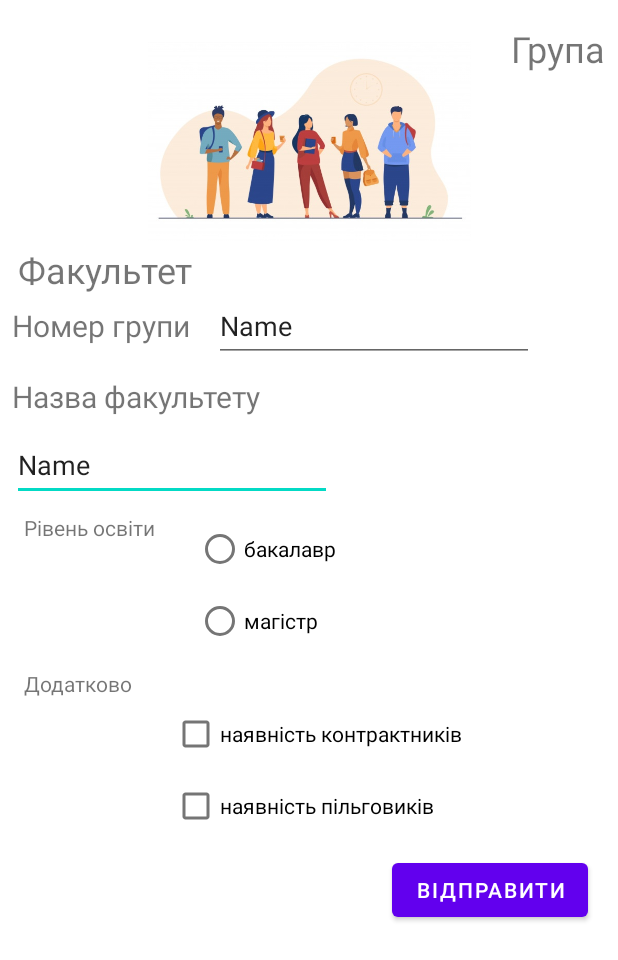
After one commit to dychkos/android_students, an Android app: the layout activity_students_group2.xml on its own in the app's theme, with its tools: preview values and no code run, on a phone screen of 412 x 824 dp. The commit adds this screen. Shown: the top 960 px of the screen. Run offline under Robolectric (Android 15) with nearby library versions, the phone set to English and light mode, and no system bars.

Commit message:
added contsrait layout

```diff
--- a/app/src/main/AndroidManifest.xml
+++ b/app/src/main/AndroidManifest.xml
@@ -9,6 +9,9 @@
         android:roundIcon="@mipmap/ic_launcher_round"
         android:supportsRtl="true"
         android:theme="@style/Theme.Students">
+        <activity
+            android:name=".StudentsGroupActivity"
+            android:exported="true" />
         <activity
             android:name=".StudentsActivity"
             android:exported="true" />
--- /dev/null
+++ b/app/src/main/res/layout/activity_students_group2.xml
@@ -0,0 +1,171 @@
+<?xml version="1.0" encoding="utf-8"?>
+
+<androidx.constraintlayout.widget.ConstraintLayout xmlns:android="http://schemas.android.com/apk/res/android"
+    xmlns:app="http://schemas.android.com/apk/res-auto"
+    xmlns:tools="http://schemas.android.com/tools"
+    android:layout_width="match_parent"
+    android:layout_height="match_parent">
+
+    <TextView
+        android:id="@+id/textFacultyName"
+        android:layout_width="wrap_content"
+        android:layout_height="wrap_content"
+        android:layout_marginStart="12dp"
+        android:text="Факультет"
+        android:textSize="24sp"
+        app:layout_constraintBottom_toBottomOf="@+id/imageView3"
+        app:layout_constraintStart_toStartOf="parent"
+        app:layout_constraintTop_toBottomOf="@+id/imageView3" />
+
+    <TextView
+        android:id="@+id/textGrpNum"
+        android:layout_width="wrap_content"
+        android:layout_height="wrap_content"
+        android:layout_marginTop="16dp"
+        android:layout_marginEnd="8dp"
+        android:text="Група"
+        android:textSize="24sp"
+        app:layout_constraintEnd_toEndOf="parent"
+        app:layout_constraintTop_toTopOf="parent" />
+
+    <TextView
+        android:id="@+id/textView3"
+        android:layout_width="wrap_content"
+        android:layout_height="wrap_content"
+        android:layout_marginStart="8dp"
+        android:layout_marginTop="24dp"
+        android:text="Номер групи"
+        android:textSize="@dimen/default_text_size"
+        app:layout_constraintStart_toStartOf="parent"
+        app:layout_constraintTop_toBottomOf="@+id/imageView3" />
+
+    <EditText
+        android:id="@+id/editTextGrpNum"
+        android:layout_width="wrap_content"
+        android:layout_height="wrap_content"
+        android:layout_marginTop="8dp"
+        android:ems="10"
+        android:inputType="textPersonName"
+        android:minHeight="48dp"
+        android:text="Name"
+        app:layout_constraintStart_toStartOf="@+id/textView4"
+        app:layout_constraintTop_toBottomOf="@+id/textView4" />
+
+    <TextView
+        android:id="@+id/textView4"
+        android:layout_width="wrap_content"
+        android:layout_height="wrap_content"
+        android:layout_marginTop="20dp"
+        android:text="Назва факультету"
+        android:textSize="@dimen/default_text_size"
+        app:layout_constraintStart_toStartOf="@+id/textView3"
+        app:layout_constraintTop_toBottomOf="@+id/textView3" />
+
+    <EditText
+        android:id="@+id/editTextFacultyText"
+        android:layout_width="wrap_content"
+        android:layout_height="wrap_content"
+        android:layout_marginStart="16dp"
+        android:ems="10"
+        android:inputType="textPersonName"
+        android:minHeight="48dp"
+        android:text="Name"
+        app:layout_constraintBottom_toBottomOf="@+id/textView3"
+        app:layout_constraintStart_toEndOf="@+id/textView3"
+        app:layout_constraintTop_toTopOf="@+id/textView3" />
+
+    <TextView
+        android:id="@+id/textView5"
+        android:layout_width="wrap_content"
+        android:layout_height="wrap_content"
+        android:layout_marginStart="16dp"
+        android:layout_marginTop="8dp"
+        android:text="Рівень освіти "
+        app:layout_constraintStart_toStartOf="parent"
+        app:layout_constraintTop_toBottomOf="@+id/editTextGrpNum"
+        />
+
+    <RadioGroup
+        android:id="@+id/radioGroup"
+        android:layout_width="0dp"
+        android:layout_height="wrap_content"
+        android:layout_marginStart="8dp"
+        android:layout_marginEnd="16dp"
+        app:layout_constraintEnd_toEndOf="parent"
+        app:layout_constraintStart_toEndOf="@+id/textView5"
+        app:layout_constraintTop_toTopOf="@+id/textView5">
+
+
+        <RadioButton
+            android:id="@+id/radioBac"
+            android:layout_width="match_parent"
+            android:layout_height="wrap_content"
+            android:layout_marginStart="16dp"
+            android:text="бакалавр"
+            app:layout_constraintStart_toEndOf="@+id/textView5"
+            app:layout_constraintTop_toTopOf="@+id/textView5" />
+
+        <RadioButton
+            android:id="@+id/radioMag"
+            android:layout_width="match_parent"
+            android:layout_height="wrap_content"
+            android:layout_marginStart="16dp"
+            android:text="магістр"
+            app:layout_constraintStart_toEndOf="@+id/textView5"
+            app:layout_constraintTop_toTopOf="@+id/textView5" />
+    </RadioGroup>
+
+    <TextView
+        android:id="@+id/textView6"
+        android:layout_width="wrap_content"
+        android:layout_height="wrap_content"
+        android:layout_marginTop="8dp"
+        android:text="Додатково"
+        app:layout_constraintStart_toStartOf="@+id/textView5"
+        app:layout_constraintTop_toBottomOf="@+id/radioGroup" />
+
+    <CheckBox
+        android:id="@+id/contract"
+        android:layout_width="0dp"
+        android:layout_height="wrap_content"
+        android:text="наявність контрактників"
+        app:layout_constraintEnd_toEndOf="@+id/radioGroup"
+        app:layout_constraintStart_toStartOf="@+id/radioGroup"
+        app:layout_constraintTop_toBottomOf="@+id/textView6" />
+
+    <CheckBox
+        android:id="@+id/pilg"
+        android:layout_width="0dp"
+        android:layout_height="wrap_content"
+        android:layout_marginTop="48dp"
+        android:text="наявність пільговиків"
+        app:layout_constraintEnd_toEndOf="parent"
+        app:layout_constraintHorizontal_bias="0.423"
+        app:layout_constraintStart_toStartOf="@+id/radioGroup"
+        app:layout_constraintTop_toBottomOf="@+id/textView6" />
+
+    <ImageView
+        android:id="@+id/imageView3"
+        android:layout_width="215dp"
+        android:layout_height="171dp"
+        android:layout_marginStart="8dp"
+        android:layout_marginTop="8dp"
+        android:layout_marginEnd="8dp"
+        app:layout_constraintEnd_toEndOf="parent"
+        app:layout_constraintStart_toStartOf="parent"
+        app:layout_constraintTop_toTopOf="parent"
+        app:srcCompat="@drawable/students" />
+
+    <Button
+        android:id="@+id/buttonOK"
+        android:layout_width="wrap_content"
+        android:layout_height="wrap_content"
+        android:layout_marginTop="8dp"
+        android:layout_marginEnd="20dp"
+        android:onClick="onOkBtnClick"
+        android:text="@string/btn_send"
+        app:layout_constraintEnd_toEndOf="parent"
+        app:layout_constraintTop_toBottomOf="@+id/pilg" />
+
+
+</androidx.constraintlayout.widget.ConstraintLayout>
--- a/app/src/main/res/values/dimension.xml
+++ b/app/src/main/res/values/dimension.xml
@@ -1,3 +1,5 @@
 <?xml version="1.0" encoding="utf-8"?>
 <resources>
+    <dimen name="default_text_size">20sp</dimen>
+    <dimen name="default_padding">16dp</dimen>
 </resources>
```
Also changed, not shown: app/src/main/java/com/unrgo/students/MainActivity.java (+11 -0 lines), app/src/main/java/com/unrgo/students/StudentsGroup.java (+80 -1 lines), app/src/main/java/com/unrgo/students/StudentsGroupActivity.java (+63 -1 lines), app/src/main/res/layout/activity_main.xml (+10 -0 lines), app/src/main/res/layout/activity_students_group.xml (+66 -2 lines), app/src/main/res/values/strings.xml (+7 -2 lines).
